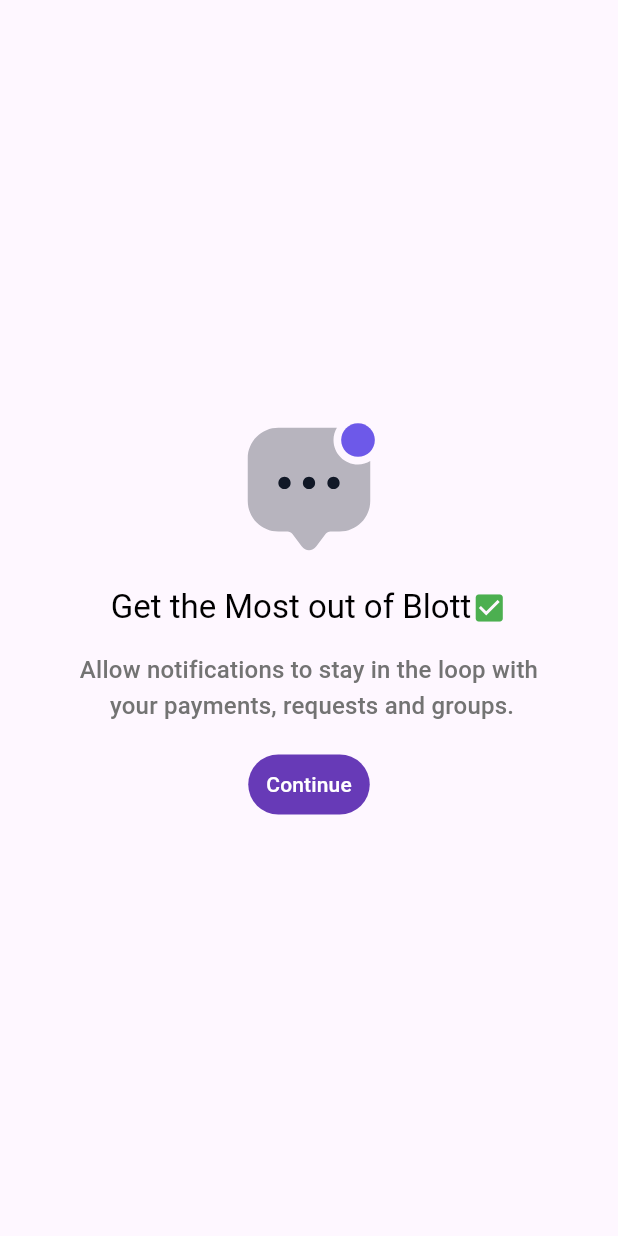
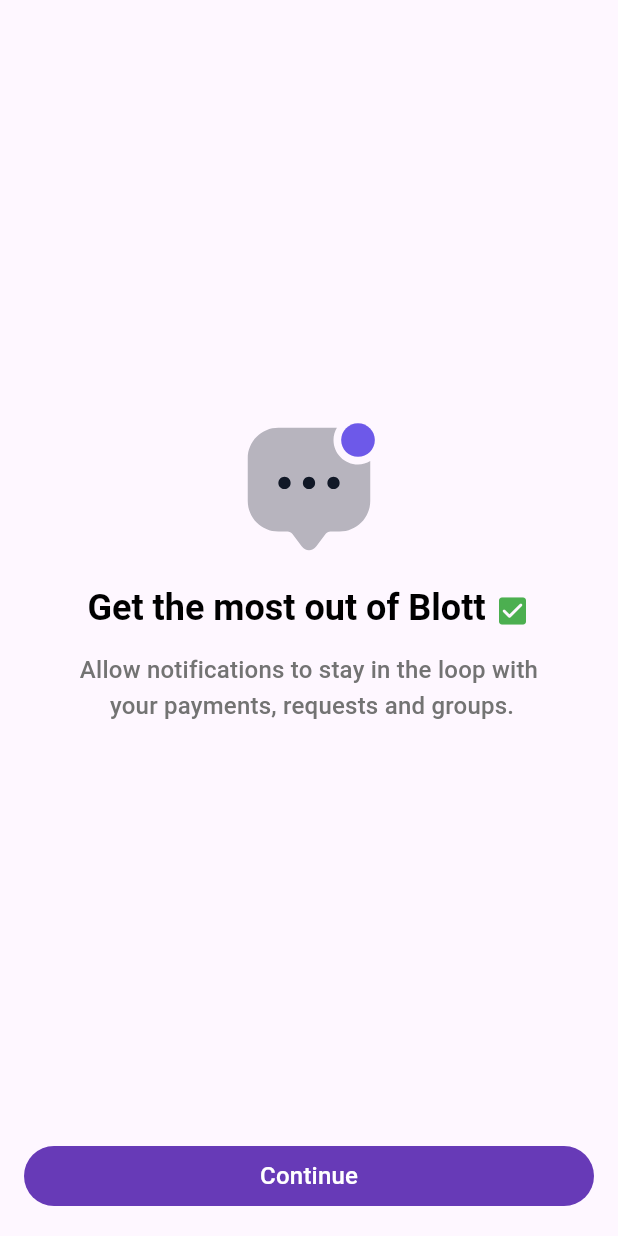
Before and after one commit to doublealpha21/blott_assessment, a Flutter app: the screen it shows after launch, after a tap on the "arrow forward ios" icon, on a phone screen of 412 x 824 dp. Run offline on Flutter 3.47's test engine with Material 3 defaults, Android fonts, the phone set to English and light mode, and no system bars; our stand-ins replace awesome_notifications, flutter_svg; network calls fail.

```diff
--- a/lib/main.dart
+++ b/lib/main.dart
@@ -12,7 +12,7 @@ class MyApp extends StatelessWidget {
   @override
   Widget build(BuildContext context) {
     return MaterialApp(
-      title: 'Flutter News App',
+      title: 'Blott Assesment',
       theme: ThemeData(
         primarySwatch: Colors.blue,
       ),
--- a/lib/views/get_started_screen.dart
+++ b/lib/views/get_started_screen.dart
@@ -14,7 +14,13 @@ class _GetStartedScreenState extends State<GetStartedScreen> {
   @override
   Widget build(BuildContext context) {
     return Scaffold(
-      body: Column(
+      body: SafeArea(
+        child: Padding(
+          padding: const EdgeInsets.all(16.0),
+          child: Column(
+            children: [
+              Expanded(
+                child: Column(
                   mainAxisAlignment: MainAxisAlignment.center,
                   children: [
                     Center(
@@ -23,20 +29,21 @@ class _GetStartedScreenState extends State<GetStartedScreen> {
                     const SizedBox(
                       height: 16,
                     ),
-          Row(
-            mainAxisAlignment: MainAxisAlignment.center,
+                    RichText(
+                      textAlign: TextAlign.center,
+                      text: const TextSpan(
+                        style: TextStyle(
+                            fontSize: 24,
+                            fontWeight: FontWeight.bold,
+                            color: Colors.black),
                         children: [
-              Text(
-                'Get the Most out of Blott',
-                style: Theme.of(context).textTheme.titleLarge?.copyWith(
-                      color: Colors.black,
+                          TextSpan(text: 'Get the most out of Blott '),
+                          WidgetSpan(
+                            child: Icon(Icons.check_box_rounded,
+                                color: Colors.green, size: 24),
                           ),
+                        ],
                       ),
-              const Icon(
-                Icons.check_box,
-                color: Colors.green,
-              )
-            ],
                     ),
                     const SizedBox(
                       height: 16,
@@ -51,19 +58,30 @@ class _GetStartedScreenState extends State<GetStartedScreen> {
                     const SizedBox(
                       height: 16,
                     ),
-          TextButton(
+                  ],
+                ),
+              ),
+              SizedBox(
+                width: double.infinity,
+                child: TextButton(
                   onPressed: _onPressed,
-            style: TextButton.styleFrom(
+                  style: ElevatedButton.styleFrom(
                     backgroundColor: Colors.deepPurple,
+                    shape: RoundedRectangleBorder(
+                      borderRadius: BorderRadius.circular(28),
                     ),
-            child: const Text(
+                  ),
+                  child: Text(
                     'Continue',
-              style: TextStyle(
+                    style: Theme.of(context).textTheme.titleMedium?.copyWith(
                           color: Colors.white,
                         ),
                   ),
                 ),
+              ),
             ],
+          ),
+        ),
       ),
     );
   }
@@ -84,7 +102,7 @@ class _GetStartedScreenState extends State<GetStartedScreen> {
     Navigator.pushReplacement(
       context,
       MaterialPageRoute(
-        builder: (context) => NewsListScreen(),
+        builder: (context) => const NewsListScreen(),
       ),
     );
   }
```
Lines whose indentation alone changed are shown as unchanged.
